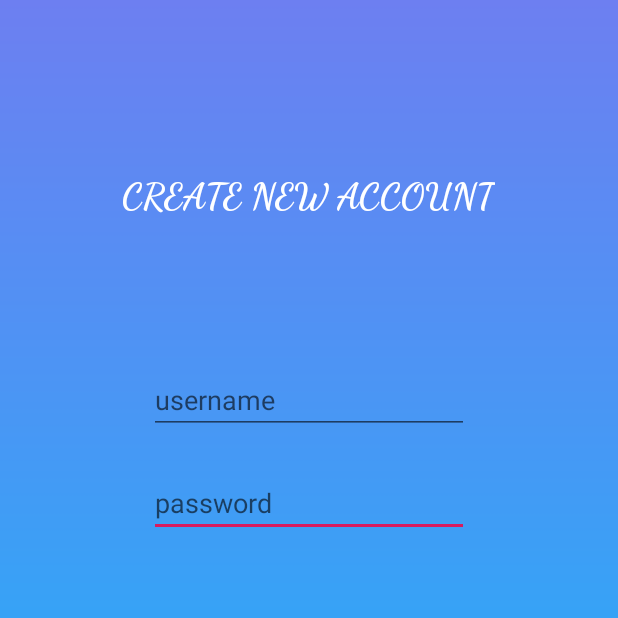
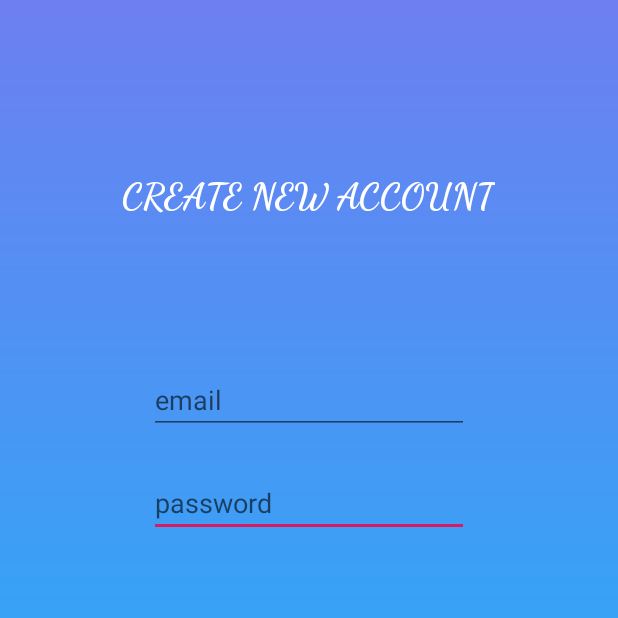
Before and after one commit to russe447/DailyJournal, an Android app: the RegistrationActivity screen opened directly, with no data from a screen before it, on a phone screen of 412 x 824 dp, the top half of it. Run offline under Robolectric (Android 15) with nearby library versions, the phone set to English and light mode, and no system bars.

Commit message:
Started the registration part, need firebase implementation

```diff
--- a/app/src/main/java/com/example/dailyjournal/RegistrationActivity.kt
+++ b/app/src/main/java/com/example/dailyjournal/RegistrationActivity.kt
@@ -2,6 +2,9 @@ package com.example.dailyjournal
 
 import androidx.appcompat.app.AppCompatActivity
 import android.os.Bundle
+import android.widget.Button
+import android.widget.EditText
+import android.widget.Toast
 
 class RegistrationActivity : AppCompatActivity() {
 
@@ -10,5 +13,24 @@ class RegistrationActivity : AppCompatActivity() {
     override fun onCreate(savedInstanceState: Bundle?) {
         super.onCreate(savedInstanceState)
         setContentView(R.layout.activity_registration)
+
+        // Need to add part for person to input their name for the app to call them
+
+        val email = findViewById<EditText>(R.id.email)
+        val pass = findViewById<EditText>(R.id.password)
+
+        val button = findViewById<Button>(R.id.register_button)
+
+        button.setOnClickListener {
+
+            // Also check if email is valid email
+            if (email.text.isEmpty() || pass.text.isEmpty()) {
+                Toast.makeText(applicationContext, "Enter Valid Email/Password", Toast.LENGTH_SHORT).show()
+            }
+            else {
+                // Store credentials in firebase
+
+            }
+        }
     }
 }
--- a/app/src/main/res/layout/activity_registration.xml
+++ b/app/src/main/res/layout/activity_registration.xml
@@ -15,7 +15,7 @@
         android:textColor="@color/colorPrimary"
         android:textSize="24sp"
         android:textStyle="bold"
-        app:layout_constraintBottom_toTopOf="@id/username"
+        app:layout_constraintBottom_toTopOf="@id/email"
         app:layout_constraintEnd_toEndOf="parent"
         app:layout_constraintHorizontal_bias="0.496"
         app:layout_constraintStart_toStartOf="parent"
@@ -33,17 +33,17 @@
         app:layout_constraintEnd_toEndOf="parent"
         app:layout_constraintHorizontal_bias="0.5"
         app:layout_constraintStart_toStartOf="parent"
-        app:layout_constraintTop_toBottomOf="@+id/username" />
+        app:layout_constraintTop_toBottomOf="@+id/email" />
 
     <EditText
-        android:id="@+id/username"
+        android:id="@+id/email"
         style="@android:style/Widget.DeviceDefault.EditText"
         android:layout_width="wrap_content"
         android:layout_height="wrap_content"
         android:layout_marginTop="244dp"
         android:ems="10"
-        android:hint="@string/username"
-        android:inputType="textPersonName"
+        android:hint="@string/email"
+        android:inputType="textEmailAddress"
         app:layout_constraintEnd_toEndOf="parent"
         app:layout_constraintStart_toStartOf="parent"
         app:layout_constraintTop_toTopOf="parent" />
--- a/app/src/main/res/values/strings.xml
+++ b/app/src/main/res/values/strings.xml
@@ -3,6 +3,7 @@
     <string name="login">Login</string>
     <string name="register">Register</string>
     <string name="username">username</string>
+    <string name="email">email</string>
     <string name="password">password</string>
     <string name="create">CREATE NEW ACCOUNT</string>
     <string name="journal">Journal</string>
```
